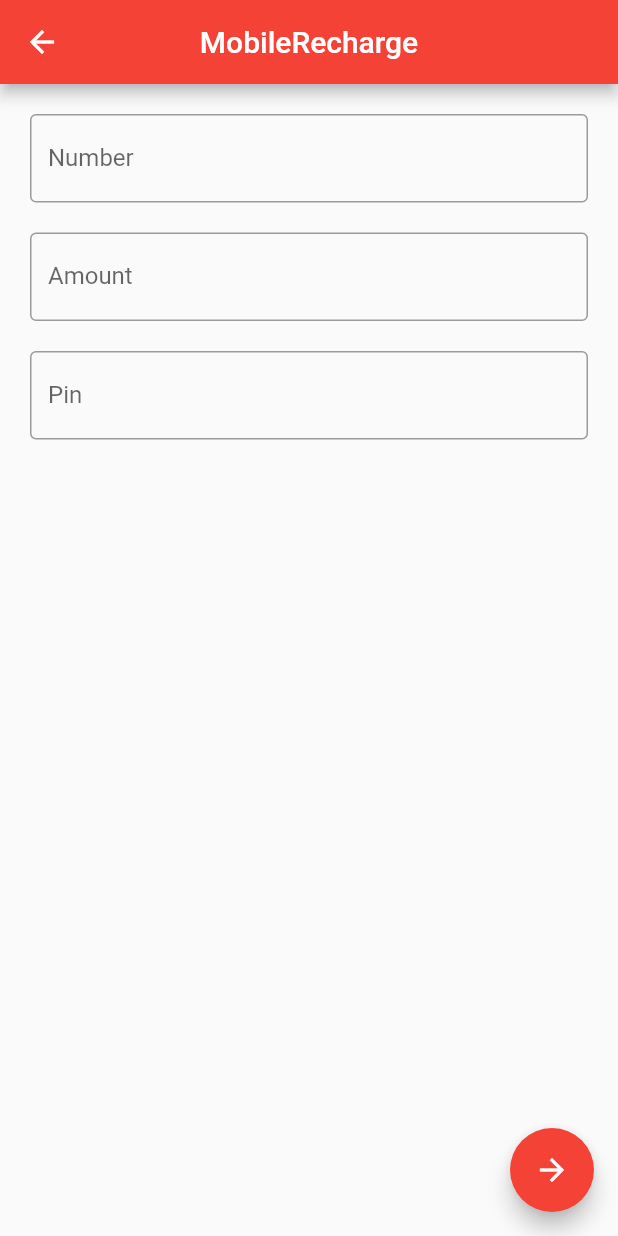
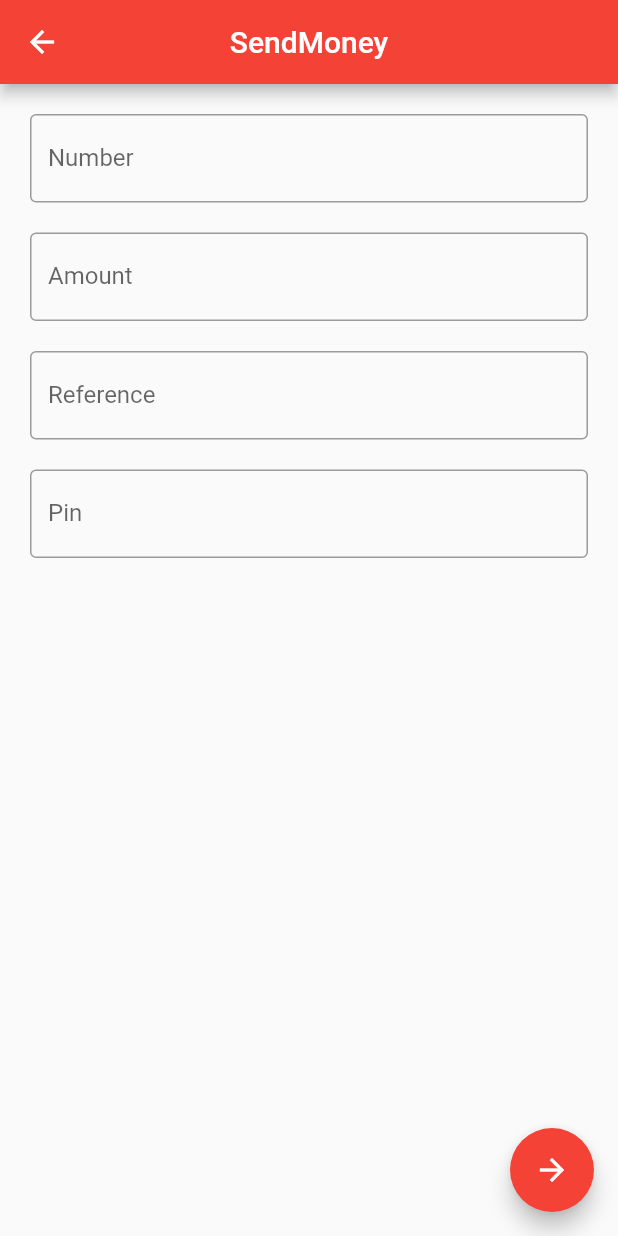
Before and after one commit to zahinafsar/Nagad_Lite, a Flutter app: the screen it shows after launch, after a tap on "Send Money", on a phone screen of 412 x 824 dp. Run offline on Flutter 3.47's test engine with Material 2 defaults, Android fonts, the light colour scheme and no system bars; our stand-ins replace shared_preferences; missing offline and left inert: ussd.

Commit message:
Feature: Save Pin & Send Money

```diff
--- a/lib/main.dart
+++ b/lib/main.dart
@@ -1,4 +1,5 @@
 import 'package:flutter/material.dart';
+import 'package:nogod_lite/services/sendMoney.dart';
 import '/App.dart';
 import '/services/mobileRecharge.dart';
 
@@ -7,6 +8,7 @@ void main() => runApp(
         home: App(),
         routes: {
           '/mobileRecharge': (context) => MobileRecharge(),
+          '/sendMoney': (context) => SendMoney(),
         },
       ),
     );
--- a/lib/pages/home.dart
+++ b/lib/pages/home.dart
@@ -1,4 +1,5 @@
 import 'package:flutter/material.dart';
+import 'package:shared_preferences/shared_preferences.dart';
 import 'dart:async';
 import 'package:ussd/ussd.dart';
 
@@ -18,6 +19,12 @@ class _HomeState extends State<Home> {
 
     Future<void> launchUssd(String ussdCode) async {
       Ussd.runUssd(ussdCode);
+    }
+
+    void checkBalance() async {
+      SharedPreferences prefs = await SharedPreferences.getInstance();
+      String? pin = prefs.getString('counter');
+      launchUssd("*167*7*1*$pin#");
     }
 
     return MaterialApp(
@@ -45,7 +52,7 @@ class _HomeState extends State<Home> {
                   primary: Colors.orange,
                 ),
                 onPressed: () {
-                  launchUssd("*167*7*1*####");
+                  checkBalance();
                 },
                 label: Text('Balance'),
                 icon: Icon(
@@ -73,7 +80,7 @@ class _HomeState extends State<Home> {
                   ServiceCard(
                     title: 'Send Money',
                     goTo: () {
-                      changeLocation('/mobileRecharge');
+                      changeLocation('/sendMoney');
                     },
                     icon: Icons.cloud_upload_outlined,
                   ),
@@ -85,14 +92,14 @@ class _HomeState extends State<Home> {
                   ServiceCard(
                     title: 'Add Money',
                     goTo: () {
-                      changeLocation('/mobileRecharge');
+                      changeLocation('/');
                     },
                     icon: Icons.add_to_home_screen_rounded,
                   ),
                   ServiceCard(
                     title: 'Pay Bill',
                     goTo: () {
-                      changeLocation('/mobileRecharge');
+                      changeLocation('/');
                     },
                     icon: Icons.local_shipping_rounded,
                   ),
@@ -104,14 +111,14 @@ class _HomeState extends State<Home> {
                   ServiceCard(
                     title: 'Donation',
                     goTo: () {
-                      changeLocation('/mobileRecharge');
+                      changeLocation('/');
                     },
                     icon: Icons.health_and_safety_sharp,
                   ),
                   ServiceCard(
                     title: 'Income Tex',
                     goTo: () {
-                      changeLocation('/mobileRecharge');
+                      changeLocation('/');
                     },
                     icon: Icons.queue_play_next_outlined,
                   )
@@ -123,14 +130,14 @@ class _HomeState extends State<Home> {
                   ServiceCard(
                     title: 'Cash Out',
                     goTo: () {
-                      changeLocation('/mobileRecharge');
+                      changeLocation('/');
                     },
                     icon: Icons.send_to_mobile_outlined,
                   ),
                   ServiceCard(
                     title: 'Merchant pay',
                     goTo: () {
-                      changeLocation('/mobileRecharge');
+                      changeLocation('/');
                     },
                     icon: Icons.swap_horizontal_circle_sharp,
                   ),
--- a/lib/pages/settings.dart
+++ b/lib/pages/settings.dart
@@ -10,9 +10,11 @@ class Settings extends StatefulWidget {
 
 class _SettingsState extends State<Settings> {
   final pin = TextEditingController();
-  void setPin(String pin) async {
+
+  void setPin(String pinNumber) async {
     SharedPreferences prefs = await SharedPreferences.getInstance();
-    await prefs.setString('counter', pin);
+    await prefs.setString('counter', pinNumber);
+    pin.clear();
   }
 
   @override
@@ -39,6 +41,9 @@ class _SettingsState extends State<Settings> {
               onPressed: () {
                 setPin(pin.text);
               },
+              style: ElevatedButton.styleFrom(
+                primary: Colors.orange,
+              ),
               child: Text("Save"),
             ),
           ],
--- /dev/null
+++ b/lib/services/sendMoney.dart
@@ -0,0 +1,91 @@
+import 'package:flutter/material.dart';
+import 'package:shared_preferences/shared_preferences.dart';
+import 'dart:async';
+import 'package:ussd/ussd.dart';
+
+class SendMoney extends StatefulWidget {
+  const SendMoney({Key? key}) : super(key: key);
+
+  @override
+  _SendMoneyState createState() => _SendMoneyState();
+}
+
+class _SendMoneyState extends State<SendMoney> {
+  final useNumber = new TextEditingController();
+  final useAmount = new TextEditingController();
+  final useRef = new TextEditingController();
+  final usePin = new TextEditingController();
+
+  Future<void> launchUssd() async {
+    Ussd.runUssd(
+        "*167*2*${useNumber.text}*${useAmount.text}*${useRef.text}*${usePin.text}#");
+    // SharedPreferences prefs = await SharedPreferences.getInstance();
+    // print(prefs.getInt('pin'));
+  }
+
+  @override
+  Widget build(BuildContext context) {
+    return Scaffold(
+      appBar: AppBar(
+        backgroundColor: Colors.red,
+        title: Text("SendMoney"),
+        centerTitle: true,
+      ),
+      body: Container(
+        margin: EdgeInsets.all(20),
+        child: Column(
+          children: [
+            TextField(
+              controller: useNumber,
+              keyboardType: TextInputType.number,
+              decoration: InputDecoration(
+                border: OutlineInputBorder(),
+                labelText: "Number",
+              ),
+            ),
+            SizedBox(
+              height: 20,
+            ),
+            TextField(
+              controller: useAmount,
+              keyboardType: TextInputType.number,
+              decoration: InputDecoration(
+                border: OutlineInputBorder(),
+                labelText: "Amount",
+              ),
+            ),
+            SizedBox(
+              height: 20,
+            ),
+            TextField(
+              controller: useRef,
+              decoration: InputDecoration(
+                border: OutlineInputBorder(),
+                labelText: "Reference",
+              ),
+            ),
+            SizedBox(
+              height: 20,
+            ),
+            TextField(
+              controller: usePin,
+              keyboardType: TextInputType.number,
+              obscureText: true,
+              decoration: InputDecoration(
+                border: OutlineInputBorder(),
+                labelText: "Pin",
+              ),
+            ),
+          ],
+        ),
+      ),
+      floatingActionButton: FloatingActionButton(
+        onPressed: () {
+          launchUssd();
+        },
+        child: const Icon(Icons.arrow_forward_sharp),
+        backgroundColor: Colors.red,
+      ),
+    );
+  }
+}
```
